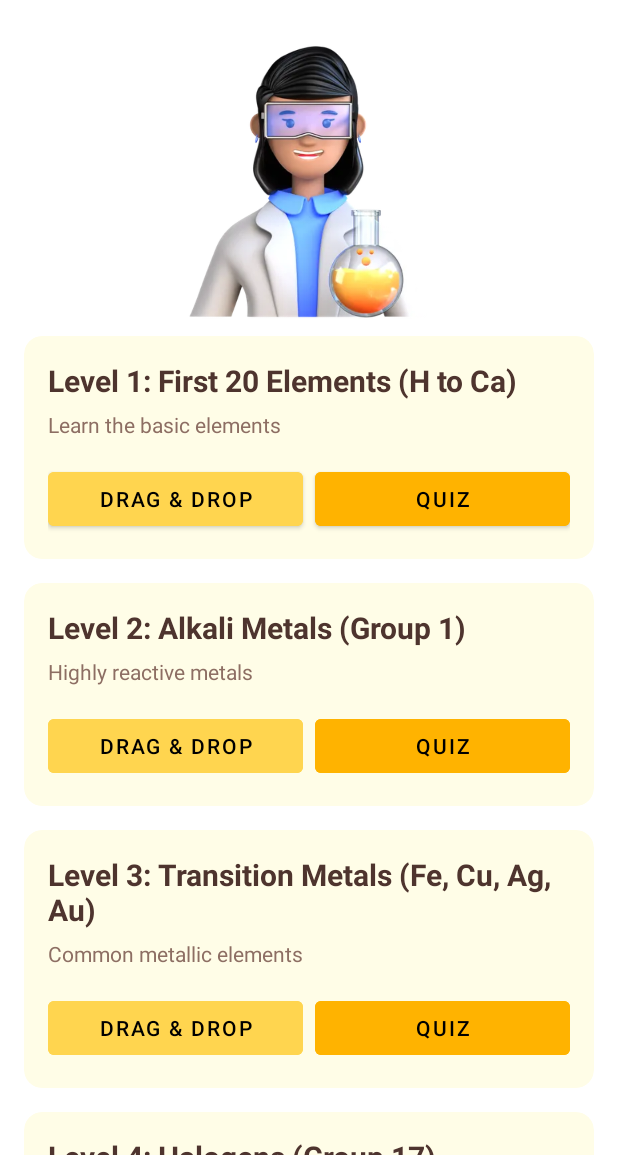
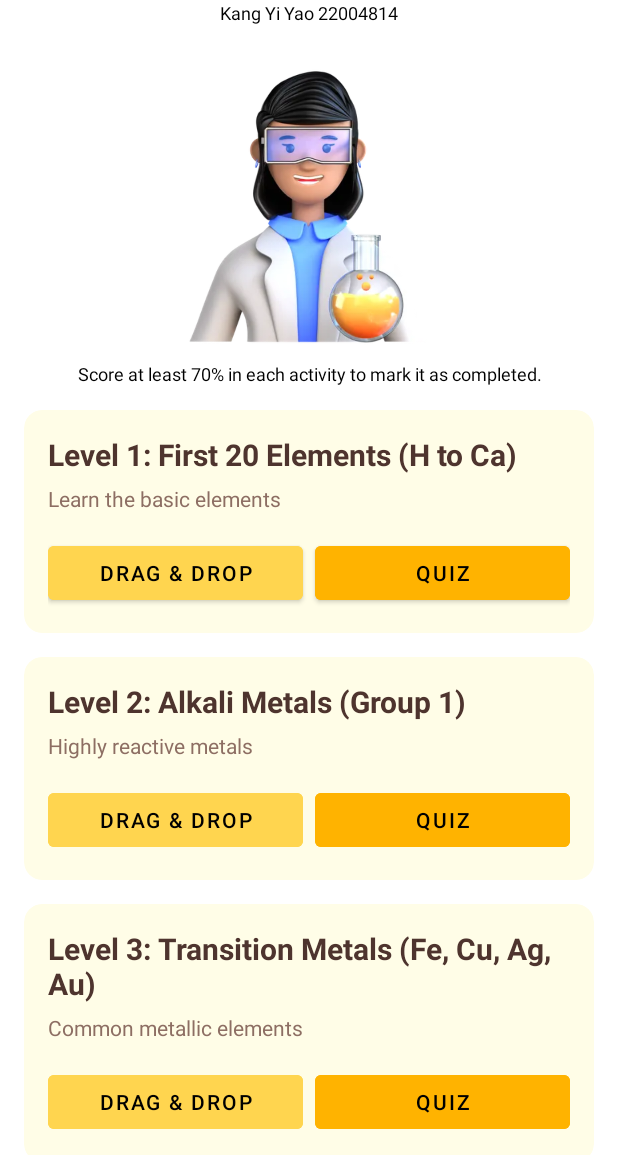
Before and after one commit to KangYiYao19/ChemStart, an Android app: the screen it shows after launch (MainActivity), on a phone screen of 412 x 824 dp, the part 81-1236 px from its top. Run offline under Robolectric (Android 15) with nearby library versions, the phone set to English and light mode, and no system bars.

Commit message:
style: MainActivity

```diff
--- a/app/src/main/res/layout/activity_main.xml
+++ b/app/src/main/res/layout/activity_main.xml
@@ -20,9 +20,18 @@
             android:textColor="@color/dark_text"
             android:textSize="28sp"
             android:textStyle="bold"
-            android:layout_marginBottom="24dp"
             android:layout_gravity="center_horizontal"
             android:fontFamily="sans-serif-medium" />
+
+        <TextView
+            android:layout_width="match_parent"
+            android:layout_height="wrap_content"
+            android:text="Kang Yi Yao 22004814"
+            android:textAlignment="center"
+            android:textSize="12dp"
+            android:textColor="@color/black"
+            android:layout_marginBottom="24dp"
+            />
 
         <ImageView
             android:id="@+id/imgLogo"
@@ -31,6 +40,16 @@
             android:src="@drawable/scientist"
             android:contentDescription="ChemStart Logo"
             android:layout_gravity="center_horizontal" />
+
+        <TextView
+            android:layout_width="match_parent"
+            android:layout_height="wrap_content"
+            android:text="Score at least 70% in each activity to mark it as completed."
+            android:textAlignment="center"
+            android:textSize="12dp"
+            android:layout_marginBottom="16dp"
+            android:textColor="@color/black"
+            />
 
         <!-- Level Cards -->
         <!-- Repeated card block for each level -->
```
Also changed, not shown: app/src/main/java/com/example/chemstart/DragDropActivity.kt (+20 -0 lines), app/src/main/java/com/example/chemstart/QuizActivity.kt (+19 -0 lines), 2 other files.
